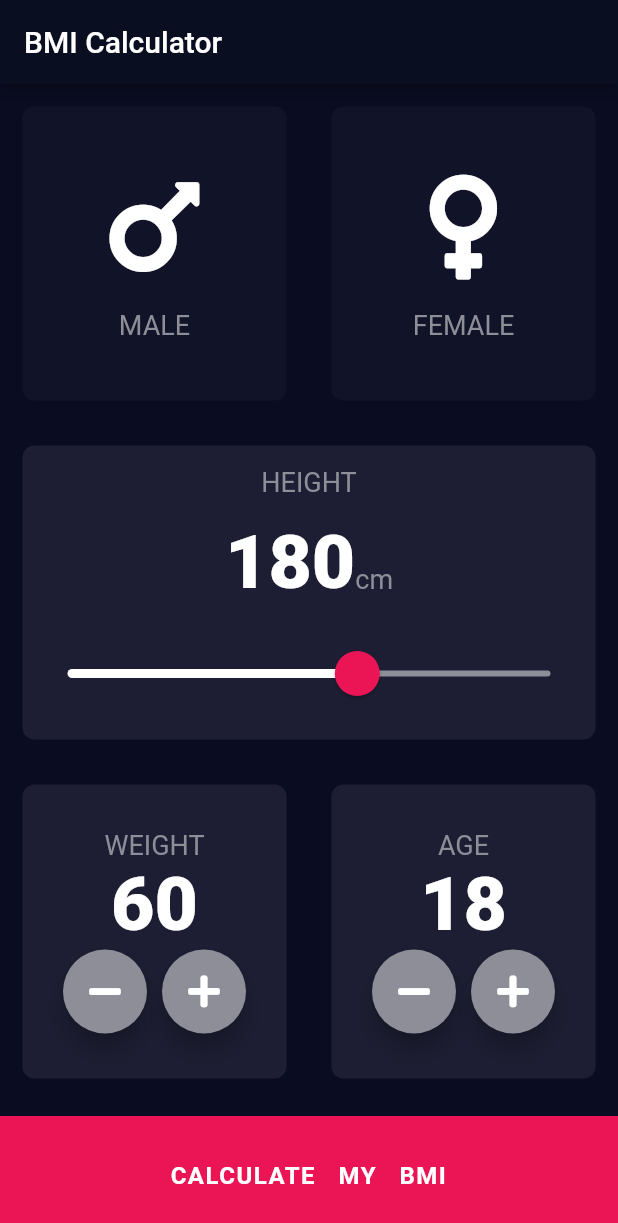
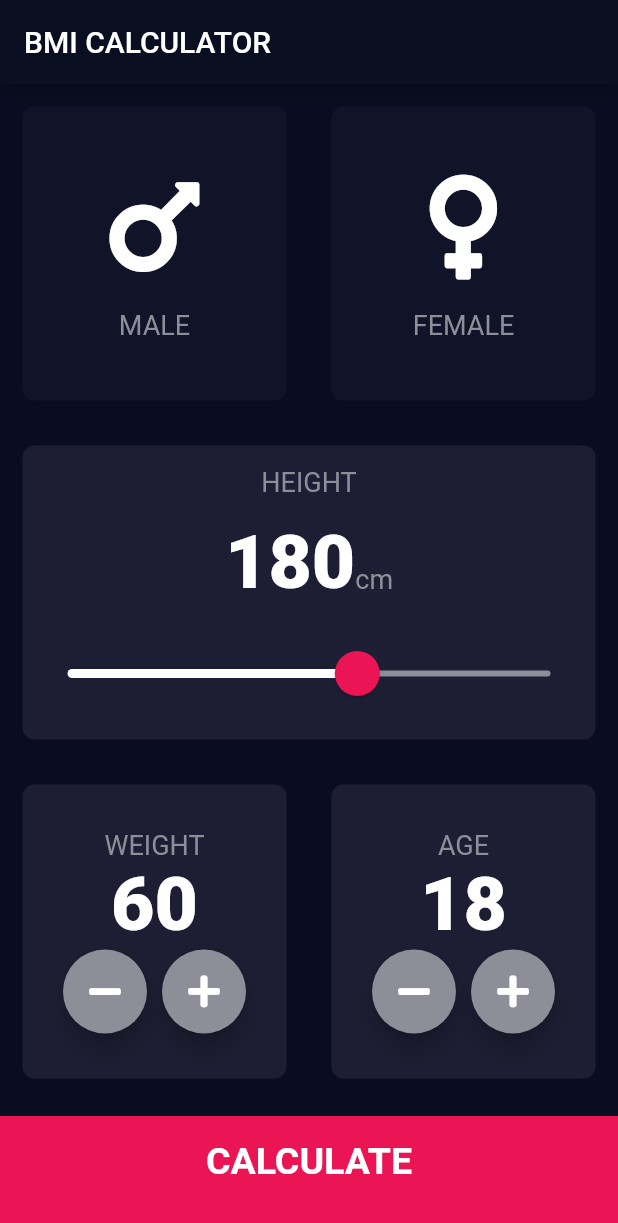
Before and after one commit to Zak9O/tests, a Flutter app: the screen it shows after launch, after a tap on "BMI Calculator", on a phone screen of 412 x 824 dp. Shown: the top 1223 px of the screen. Run offline on Flutter 3.47's test engine with Material 2 defaults, Android fonts, the phone set to English and light mode, and no system bars; our stand-ins replace audioplayers, font_awesome_flutter, rflutter_alert.

Commit message:
Finished the BMI calculator

```diff
--- a/lib/bmi_calculator/bmi_constants.dart
+++ b/lib/bmi_calculator/bmi_constants.dart
@@ -8,17 +8,30 @@ const double kReusableCardBorderRadius = 8.0;
 const double kBottomContainerHeight = 80.0;
 const double kBottomContainerTopMargin = 10.0;
 
-///IconContent
+///Icons
 const double kIconContentSize = 80.0;
 
-///Text
+///TextStyles
 const TextStyle kSmallTextStyle =
     TextStyle(fontSize: 18.0, color: Color(0xFF8D8E98));
 const TextStyle kBigTextStyle =
     TextStyle(fontSize: 50.0, fontWeight: FontWeight.w900);
+const TextStyle kLargeButtonTextStyle = TextStyle(
+  fontWeight: FontWeight.bold,
+  fontSize: 25.0,
+);
+const TextStyle kResultsWhiteTextStyle =
+    TextStyle(fontWeight: FontWeight.bold, fontSize: 25.0);
+const TextStyle kResultsGreyTextStyle = TextStyle(
+  fontSize: 25,
+  fontWeight: FontWeight.w500,
+  color: kGreyColor,
+);
 
 ///Colors
 const Color kGreyColor = Color(0xFF8D8E98);
 const Color kPinkColor = Color(0xFFEB1555);
-const Color kReusableCardActiveColor = Color(0xFF1D1E33);
-const Color kReusableCardInactiveColor = Color(0xFF111328);
+const Color kActiveColor = Color(0xFF1D1E33);
+const Color kInactiveColor = Color(0xFF111328);
+const Color kNormalBMIColor = Color(0xFF22D775);
+const Color kInormalBMIColor = Color(0xFFFFEE58);
--- a/lib/bmi_calculator/bmi_route.dart
+++ b/lib/bmi_calculator/bmi_route.dart
@@ -1,19 +1,21 @@
 import 'package:flutter/material.dart';
 import 'package:font_awesome_flutter/font_awesome_flutter.dart';
-import 'package:tests/bmi_calculator/button_changed_widget.dart';
-import 'package:tests/bmi_calculator/reusable_card.dart';
+import 'package:tests/bmi_calculator/bmi_brain.dart';
+import 'package:tests/bmi_calculator/widgets/button_changed_widget.dart';
+import 'package:tests/bmi_calculator/results_route.dart';
+import 'package:tests/bmi_calculator/widgets/reusable_card.dart';
 import 'bmi_constants.dart';
-import 'icon_content.dart';
+import 'widgets/icon_content.dart';
 
 //Enum used for identifying which icon where pressed
 enum Gender { male, female }
 
-class BmiCalculator extends StatefulWidget {
+class BmiRoute extends StatefulWidget {
   @override
-  _BmiCalculatorState createState() => _BmiCalculatorState();
+  _BmiRouteState createState() => _BmiRouteState();
 }
 
-class _BmiCalculatorState extends State<BmiCalculator> {
+class _BmiRouteState extends State<BmiRoute> {
   Gender selectedGender;
   int heightValue = 180;
   int weightValue = 60;
@@ -28,7 +30,7 @@ class _BmiCalculatorState extends State<BmiCalculator> {
       ),
       home: Scaffold(
         appBar: AppBar(
-          title: Text("BMI Calculator"),
+          title: Text("BMI CALCULATOR"),
         ),
         body: Column(
           crossAxisAlignment: CrossAxisAlignment.stretch,
@@ -39,8 +41,8 @@ class _BmiCalculatorState extends State<BmiCalculator> {
                   Expanded(
                     child: ReusableCard(
                       color: selectedGender == Gender.male
-                          ? kReusableCardActiveColor
-                          : kReusableCardInactiveColor,
+                          ? kActiveColor
+                          : kInactiveColor,
                       onTap: () {
                         setState(() {
                           selectedGender = Gender.male;
@@ -55,8 +57,8 @@ class _BmiCalculatorState extends State<BmiCalculator> {
                   Expanded(
                     child: ReusableCard(
                       color: selectedGender == Gender.female
-                          ? kReusableCardActiveColor
-                          : kReusableCardInactiveColor,
+                          ? kActiveColor
+                          : kInactiveColor,
                       onTap: () {
                         setState(() {
                           selectedGender = Gender.female;
@@ -73,7 +75,7 @@ class _BmiCalculatorState extends State<BmiCalculator> {
             ),
             Expanded(
               child: ReusableCard(
-                color: kReusableCardActiveColor,
+                color: kActiveColor,
                 child: Column(
                   mainAxisAlignment: MainAxisAlignment.spaceEvenly,
                   children: <Widget>[
@@ -126,7 +128,7 @@ class _BmiCalculatorState extends State<BmiCalculator> {
                 children: <Widget>[
                   Expanded(
                     child: ReusableCard(
-                      color: kReusableCardActiveColor,
+                      color: kActiveColor,
                       child: ButtonChangedWidget(
                         button1Icon: FontAwesomeIcons.minus,
                         button1Pressed: () {
@@ -148,7 +150,7 @@ class _BmiCalculatorState extends State<BmiCalculator> {
                   ),
                   Expanded(
                     child: ReusableCard(
-                      color: kReusableCardActiveColor,
+                      color: kActiveColor,
                       child: ButtonChangedWidget(
                         button1Icon: FontAwesomeIcons.minus,
                         button1Pressed: () {
@@ -171,21 +173,29 @@ class _BmiCalculatorState extends State<BmiCalculator> {
                 ],
               ),
             ),
-            Container(
+            GestureDetector(
+              onTap: () {
+                BMIBrain bmiBrain = BMIBrain(heightValue, weightValue);
+
+                Navigator.push(context, MaterialPageRoute(builder: (context) {
+                  return ResultsRoute(
+                    bmi: bmiBrain.calculateBMI(),
+                    bodyState: bmiBrain.determineBodyState(),
+                    interpretation: bmiBrain.createInterpretation(),
+                  );
+                }));
+              },
+              child: Container(
                 color: kPinkColor,
                 width: double.infinity,
                 height: kBottomContainerHeight,
                 margin: EdgeInsets.only(top: kBottomContainerTopMargin),
+                padding: EdgeInsets.only(bottom: 20.0),
                 child: Center(
                   child: Text(
-                  "CALCULATE MY BMI",
+                    "CALCULATE",
                     textAlign: TextAlign.center,
-                  style: TextStyle(
-                    color: Colors.white,
-                    fontWeight: FontWeight.bold,
-                    fontSize: 16.0,
-                    letterSpacing: 1.0,
-                    wordSpacing: 10.0,
+                    style: kLargeButtonTextStyle,
                   ),
                 ),
               ),
--- a/lib/bmi_calculator/button_changed_widget.dart
+++ b/lib/bmi_calculator/widgets/button_changed_widget.dart
@@ -1,7 +1,7 @@
 import 'package:flutter/material.dart';
-import 'package:tests/bmi_calculator/round_icon_buton.dart';
+import 'package:tests/bmi_calculator/widgets/round_icon_buton.dart';
 
-import 'bmi_constants.dart';
+import '../bmi_constants.dart';
 
 class ButtonChangedWidget extends StatelessWidget {
   final Function button1Pressed;
--- a/lib/bmi_calculator/icon_content.dart
+++ b/lib/bmi_calculator/widgets/icon_content.dart
@@ -1,5 +1,5 @@
 import 'package:flutter/material.dart';
-import 'bmi_constants.dart';
+import '../bmi_constants.dart';
 
 class IconContent extends StatelessWidget {
   final IconData icon;
--- a/lib/bmi_calculator/reusable_card.dart
+++ b/lib/bmi_calculator/widgets/reusable_card.dart
@@ -1,18 +1,22 @@
 import 'package:flutter/cupertino.dart';
-import 'bmi_constants.dart';
+import '../bmi_constants.dart';
 
 class ReusableCard extends StatelessWidget {
   final Color color;
   final Widget child;
   final Function onTap;
+  final double height;
+  final double width;
 
-  ReusableCard({this.color, this.child, this.onTap});
+  ReusableCard({this.color, this.child, this.onTap, this.height, this.width});
 
   @override
   Widget build(BuildContext context) {
     return GestureDetector(
       onTap: onTap,
       child: Container(
+        width: width,
+        height: height,
         child: child,
         margin: kReusableCardMargin,
         decoration: BoxDecoration(
--- a/lib/main.dart
+++ b/lib/main.dart
@@ -21,7 +21,7 @@ void main() => runApp(MaterialApp(
 
 ///Holds the routes corresponding to the titles
 final List<Tile> tiles = [
-  Tile("BMI Calculator", BmiCalculator()),
+  Tile("BMI Calculator", BmiRoute()),
   Tile("Destini", DestiniRoute()),
   Tile("Quiz Game", QuizzerRoute()),
   Tile("Audio Player", AudioPlayerRoute()),
```
Also changed, not shown: lib/bmi_calculator/bmi_brain.dart (added, +39 -0 lines), lib/bmi_calculator/results_route.dart (added, +112 -0 lines), lib/bmi_calculator/widgets/round_icon_buton.dart (renamed from lib/bmi_calculator/round_icon_buton.dart). Lines whose indentation alone changed are shown as unchanged.
